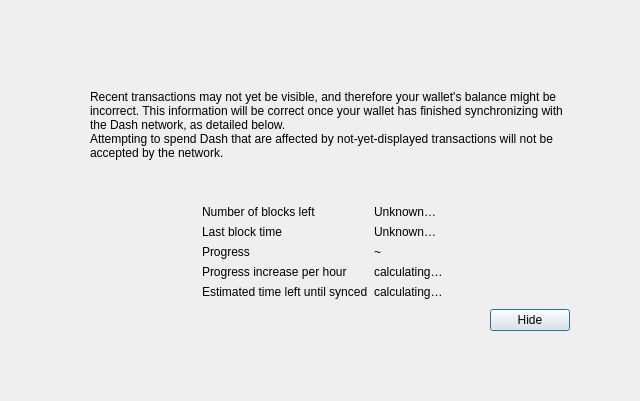
The window that src/qt/forms/modaloverlay.ui (gogryphon/gryphoonmoon) describes before a commit, drawn with Qt 5.
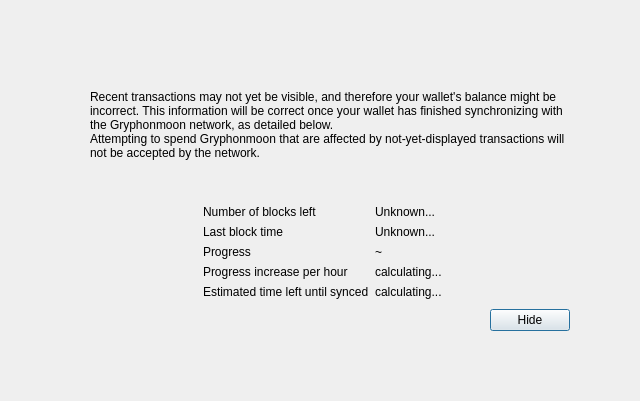
The same window after the commit.

What changed in the file:
```diff
--- a/src/qt/forms/modaloverlay.ui
+++ b/src/qt/forms/modaloverlay.ui
@@ -111,7 +111,7 @@
              <item>
               <widget class="QLabel" name="infoText">
                <property name="text">
-                <string>Recent transactions may not yet be visible, and therefore your wallet's balance might be incorrect. This information will be correct once your wallet has finished synchronizing with the Dash network, as detailed below.</string>
+                <string>Recent transactions may not yet be visible, and therefore your wallet's balance might be incorrect. This information will be correct once your wallet has finished synchronizing with the Gryphonmoon network, as detailed below.</string>
                </property>
                <property name="textFormat">
                 <enum>Qt::RichText</enum>
@@ -124,7 +124,7 @@
              <item>
               <widget class="QLabel" name="infoTextStrong">
                <property name="text">
-                <string>Attempting to spend Dash that are affected by not-yet-displayed transactions will not be accepted by the network.</string>
+                <string>Attempting to spend Gryphonmoon that are affected by not-yet-displayed transactions will not be accepted by the network.</string>
                </property>
                <property name="textFormat">
                 <enum>Qt::RichText</enum>
@@ -191,7 +191,7 @@
            <item row="0" column="1">
             <widget class="QLabel" name="numberOfBlocksLeft">
              <property name="text">
-              <string>Unknown…</string>
+              <string>Unknown...</string>
              </property>
             </widget>
            </item>
@@ -211,7 +211,7 @@
               </sizepolicy>
              </property>
              <property name="text">
-              <string>Unknown…</string>
+              <string>Unknown...</string>
              </property>
             </widget>
            </item>
@@ -243,7 +243,7 @@
            <item row="4" column="1">
             <widget class="QLabel" name="progressIncreasePerH">
              <property name="text">
-              <string>calculating…</string>
+              <string>calculating...</string>
              </property>
             </widget>
            </item>
@@ -257,7 +257,7 @@
            <item row="5" column="1">
             <widget class="QLabel" name="expectedTimeLeft">
              <property name="text">
-              <string>calculating…</string>
+              <string>calculating...</string>
              </property>
             </widget>
            </item>
```
